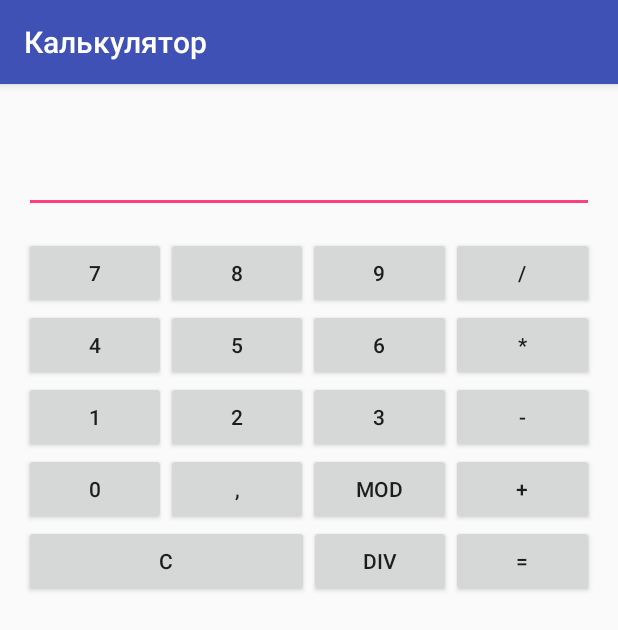
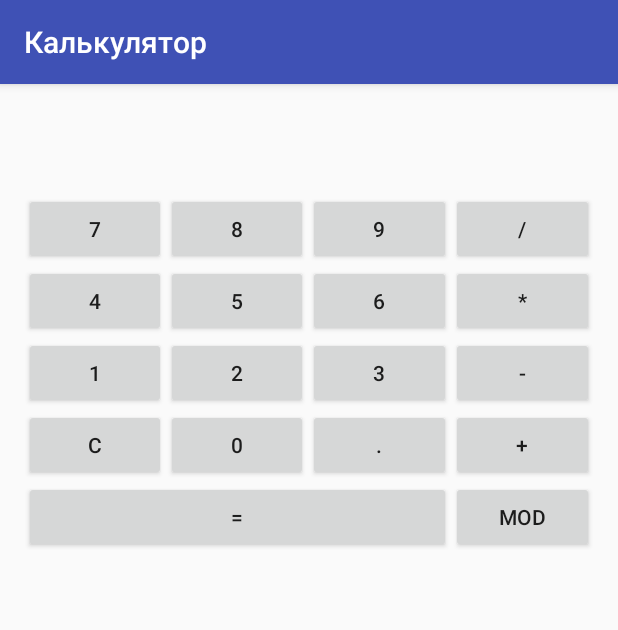
Before and after one commit to viamarvin/cp481, an Android app: the CalcActivity screen opened directly, with no data from a screen before it, on a phone screen of 412 x 824 dp. Shown: the top 630 px of the screen. Run offline under Robolectric (Android 15) with nearby library versions, the phone set to English and light mode, and no system bars.

Commit message:
Fixed bugs calc

```diff
--- a/app/src/main/res/layout/calc.xml
+++ b/app/src/main/res/layout/calc.xml
@@ -1,34 +1,22 @@
 <?xml version="1.0" encoding="utf-8"?>
 <LinearLayout xmlns:android="http://schemas.android.com/apk/res/android"
-    android:id="@+id/activity_main"
+    android:id="@+id/layoutCalc"
     android:layout_width="match_parent"
     android:layout_height="match_parent"
     android:orientation="vertical"
     android:padding="16dp">
 
     <LinearLayout
-        android:id="@+id/result"
         android:layout_width="match_parent"
         android:layout_height="wrap_content">
 
         <TextView
             android:id="@+id/resultField"
-            android:layout_width="0dp"
-            android:layout_weight="1"
-            android:textSize="18sp"
+            android:layout_width="wrap_content"
+            android:textSize="30sp"
             android:layout_height="wrap_content" />
-        <TextView
-            android:id="@+id/operandField"
-            android:layout_width="0dp"
-            android:layout_weight="1"
-            android:textSize="18sp"
-            android:layout_height="wrap_content" />
+
     </LinearLayout>
-    <EditText
-        android:id="@+id/numberField"
-        android:layout_width="match_parent"
-        android:layout_height="wrap_content"
-        android:inputType="phone" />
     <LinearLayout
         android:layout_width="match_parent"
         android:layout_height="wrap_content"
@@ -118,6 +106,12 @@
         android:layout_width="match_parent"
         android:layout_height="wrap_content">
         <Button
+            android:layout_width="0dp"
+            android:layout_height="wrap_content"
+            android:layout_weight="1"
+            android:onClick="onClearClick"
+            android:text="C" />
+        <Button
             android:layout_weight="1"
             android:layout_width="0dp"
             android:layout_height="wrap_content"
@@ -127,14 +121,8 @@
             android:layout_weight="1"
             android:layout_width="0dp"
             android:layout_height="wrap_content"
-            android:text=","
+            android:text="."
             android:onClick="onNumberClick"/>
-        <Button
-            android:layout_width="0dp"
-            android:layout_height="wrap_content"
-            android:layout_weight="1"
-            android:onClick="onOperationClick"
-            android:text="mod" />
         <Button
             android:layout_weight="1"
             android:layout_width="0dp"
@@ -148,21 +136,15 @@
         <Button
             android:layout_width="0dp"
             android:layout_height="wrap_content"
-            android:layout_weight="2"
-            android:onClick="onClearClick"
-            android:text="C" />
+            android:layout_weight="3"
+            android:onClick="onOperationClick"
+            android:text="=" />
+
         <Button
             android:layout_width="0dp"
             android:layout_height="wrap_content"
             android:layout_weight="1"
             android:onClick="onOperationClick"
-            android:text="div" />
-        <Button
-            android:layout_width="0dp"
-            android:layout_height="wrap_content"
-            android:layout_weight="1"
-            android:onClick="onOperationClick"
-            android:text="=" />
-
+            android:text="mod" />
     </LinearLayout>
 </LinearLayout>
--- a/app/src/main/res/values/strings.xml
+++ b/app/src/main/res/values/strings.xml
@@ -1,4 +1,5 @@
 <resources>
+    <string name="division_by_zero">Ошибка. Деление на 0.</string>
     <string name="app_name">cp481</string>
     <string name="title_activity_calc">Калькулятор</string>
     <string name="speed">Ускорение</string>
```
Also changed, not shown: app/src/main/java/me/podrezov/cp481/CalcActivity.java (+76 -25 lines).
